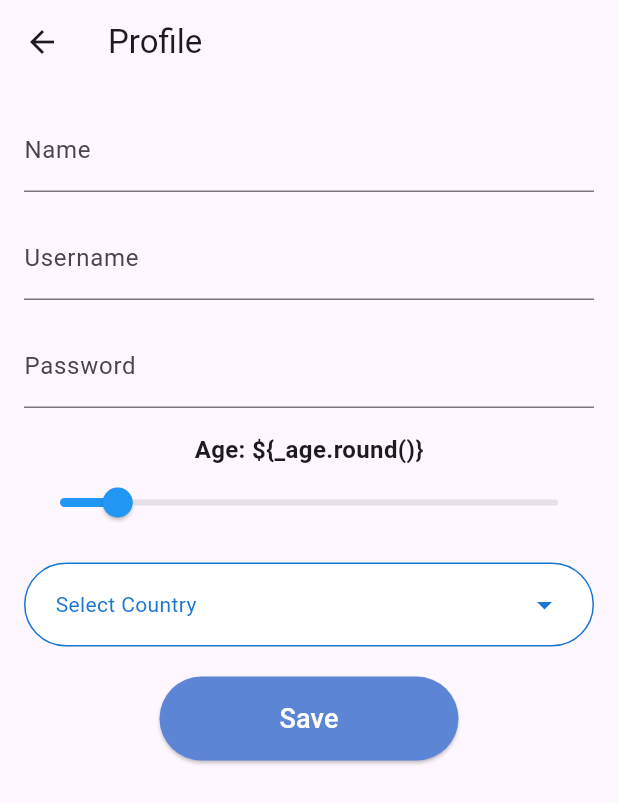
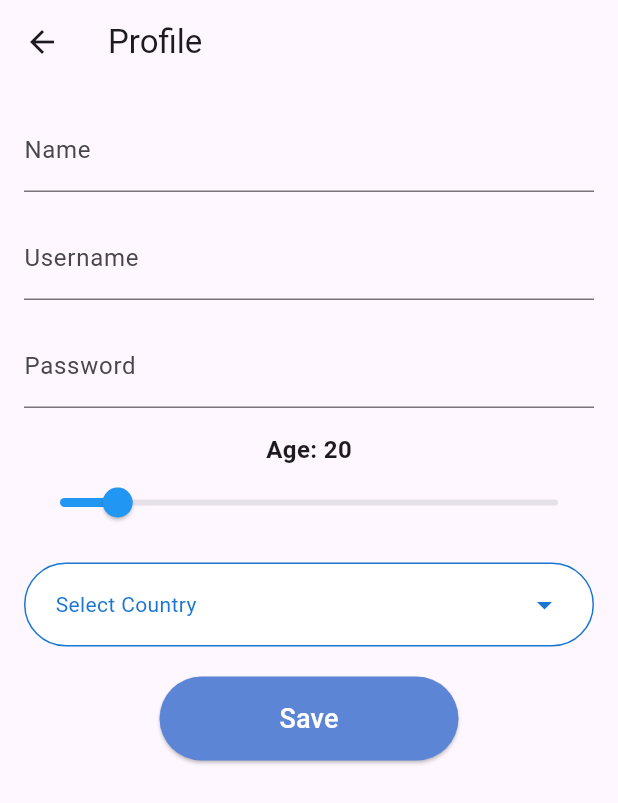
Before and after one commit to HelgasonF/habbit_tracker_app, a Flutter app: the ProfileScreen screen opened directly, on a phone screen of 412 x 824 dp. Shown: the top 803 px of the screen. Run offline on Flutter 3.47's test engine with Material 3 defaults, Android fonts, the phone set to English and light mode, and no system bars; our stand-ins replace country_picker, google_fonts, shared_preferences; accounts and stored records are empty.

Commit message:
fix(profile): correct age interpolation

```diff
--- a/lib/profile_screen.dart
+++ b/lib/profile_screen.dart
@@ -77,7 +77,7 @@ class _ProfileScreenState extends State<ProfileScreen> {
             ),
             const SizedBox(height: 16),
             Text(
-              'Age: \${_age.round()}',
+              'Age: ${_age.round()}',
               style: const TextStyle(fontWeight: FontWeight.bold, fontSize: 16),
             ),
             Slider(
```
